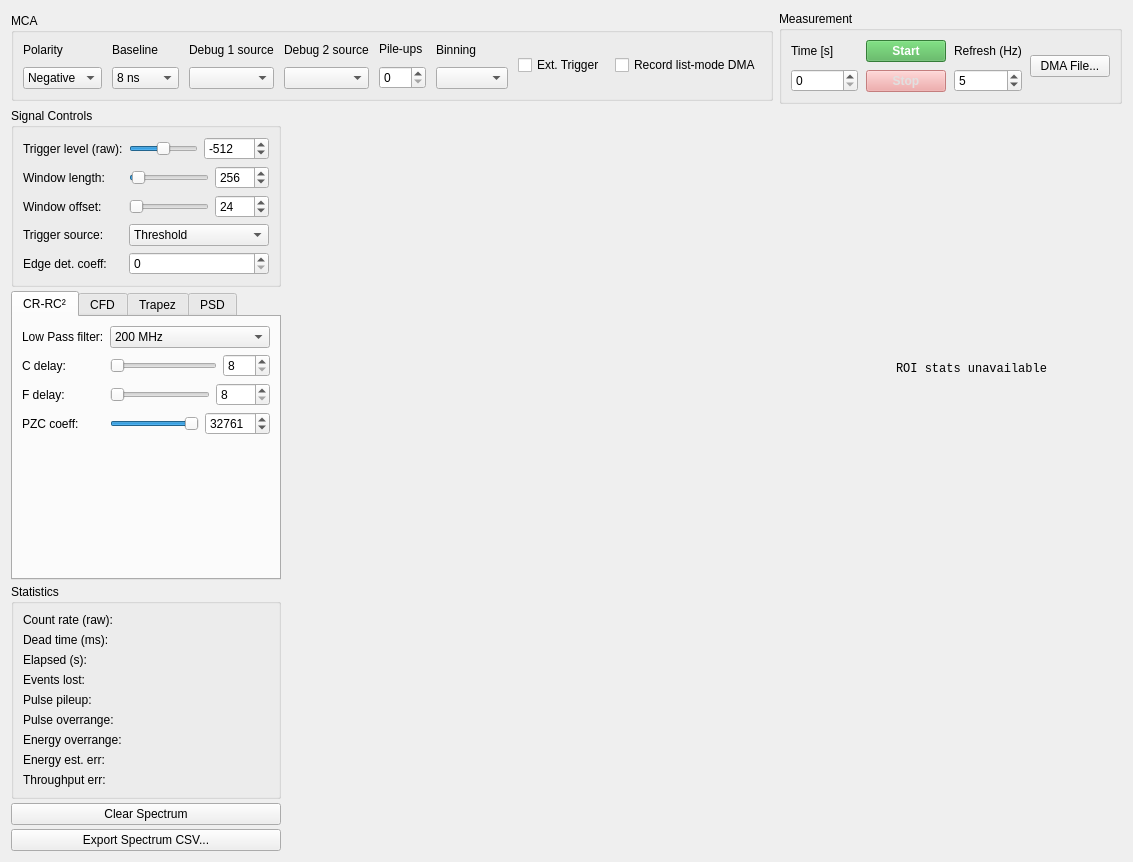
Old version of the form forms/mca_view.ui in the repository nucliflare/nlab-digitizer-community.
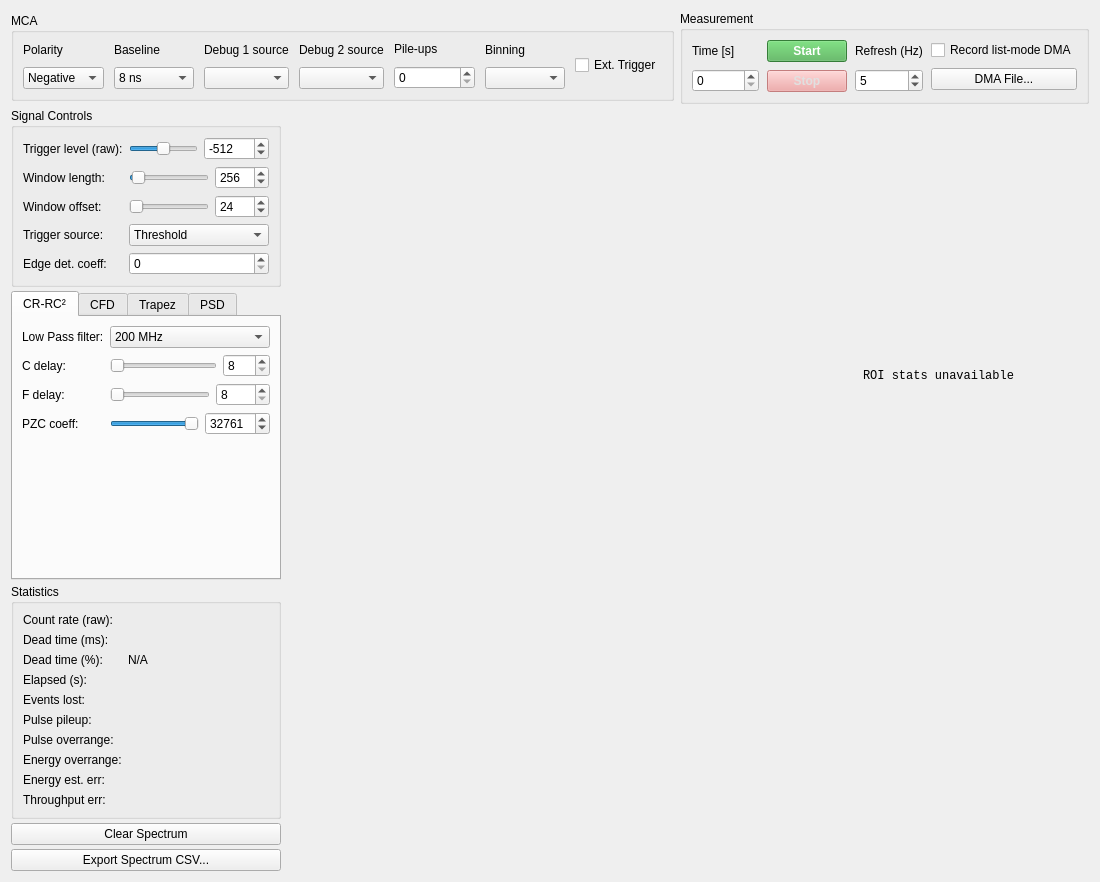
New version of the form. Custom widgets are drawn as their Qt base class.

Patch:
```diff
--- a/forms/mca_view.ui
+++ b/forms/mca_view.ui
@@ -124,12 +124,6 @@
          </widget>
         </item>
 
-        <item>
-         <widget class="QCheckBox" name="cbDmaEnable">
-          <property name="text"><string>Record list-mode DMA</string></property>
-         </widget>
-        </item>
-
        </layout>
       </widget>
      </item>
@@ -202,6 +196,11 @@
         </item>
         <item>
          <layout class="QVBoxLayout" name="vDmaFile">
+          <item>
+           <widget class="QCheckBox" name="cbDmaEnable">
+            <property name="text"><string>Record list-mode DMA</string></property>
+           </widget>
+          </item>
           <item>
            <widget class="QPushButton" name="btnDmaFile">
             <property name="text"><string>DMA File...</string></property>
@@ -753,71 +752,83 @@
             </widget>
            </item>
            <item row="2" column="0">
+            <widget class="QLabel" name="labelDeadTimePercentKey">
+             <property name="text"><string>Dead time (%):</string></property>
+            </widget>
+           </item>
+           <item row="2" column="1">
+            <widget class="QLabel" name="lblDeadTimePercent">
+             <property name="toolTip"><string>100 × dead time (ms) / (1000 × elapsed time (s)).
+Unavailable until elapsed time is positive.</string></property>
+             <property name="text"><string>N/A</string></property>
+            </widget>
+           </item>
+           <item row="3" column="0">
             <widget class="QLabel" name="labelElapsedKey">
              <property name="text"><string>Elapsed (s):</string></property>
             </widget>
            </item>
-           <item row="2" column="1">
+           <item row="3" column="1">
             <widget class="QLabel" name="lblElapsedTime">
              <property name="text"><string></string></property>
             </widget>
            </item>
-           <item row="3" column="0">
+           <item row="4" column="0">
             <widget class="QLabel" name="labelEventsLostKey">
              <property name="text"><string>Events lost:</string></property>
             </widget>
            </item>
-           <item row="3" column="1">
+           <item row="4" column="1">
             <widget class="QLabel" name="lblEventsLost">
              <property name="text"><string></string></property>
             </widget>
            </item>
-           <item row="4" column="0">
+           <item row="5" column="0">
             <widget class="QLabel" name="labelPulsePileupKey">
              <property name="text"><string>Pulse pileup:</string></property>
             </widget>
            </item>
-           <item row="4" column="1">
+           <item row="5" column="1">
             <widget class="QLabel" name="lblPulsePileup">
              <property name="text"><string></string></property>
             </widget>
            </item>
-           <item row="5" column="0">
+           <item row="6" column="0">
             <widget class="QLabel" name="labelPulseOverrangeKey">
              <property name="text"><string>Pulse overrange:</string></property>
             </widget>
            </item>
-           <item row="5" column="1">
+           <item row="6" column="1">
             <widget class="QLabel" name="lblPulseOverrange">
              <property name="text"><string></string></property>
             </widget>
            </item>
-           <item row="6" column="0">
+           <item row="7" column="0">
             <widget class="QLabel" name="labelEnergyOverrangeKey">
              <property name="text"><string>Energy overrange:</string></property>
             </widget>
            </item>
-           <item row="6" column="1">
+           <item row="7" column="1">
             <widget class="QLabel" name="lblEnergyOverrange">
              <property name="text"><string></string></property>
             </widget>
            </item>
-           <item row="7" column="0">
+           <item row="8" column="0">
             <widget class="QLabel" name="labelEnergyEstErrKey">
              <property name="text"><string>Energy est. err:</string></property>
             </widget>
            </item>
-           <item row="7" column="1">
+           <item row="8" column="1">
             <widget class="QLabel" name="lblEnergyEstErr">
              <property name="text"><string></string></property>
             </widget>
            </item>
-           <item row="8" column="0">
+           <item row="9" column="0">
             <widget class="QLabel" name="labelThroughputErrKey">
              <property name="text"><string>Throughput err:</string></property>
             </widget>
            </item>
-           <item row="8" column="1">
+           <item row="9" column="1">
             <widget class="QLabel" name="lblThroughputErr">
              <property name="text"><string></string></property>
             </widget>
```
